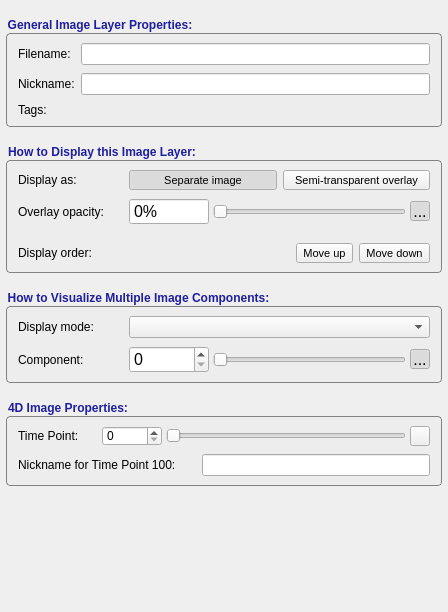
This is GUI/Qt/Components/GeneralLayerInspector.ui in pyushkevich/itksnap as Qt 5 draws it before an edit. The edited form follows.
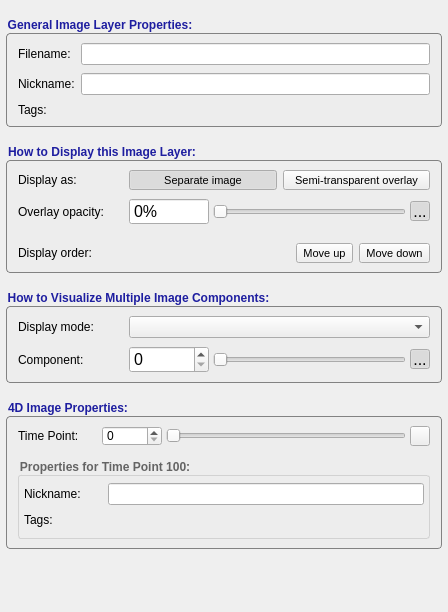
This is the edited form. Icons and pictures are not drawn. Custom widgets are drawn as their Qt base class.

Commit message: czi-109: adjustment to ui

```diff
--- a/GUI/Qt/Components/GeneralLayerInspector.ui
+++ b/GUI/Qt/Components/GeneralLayerInspector.ui
@@ -647,26 +647,41 @@
        <number>6</number>
       </property>
       <property name="verticalSpacing">
-       <number>8</number>
+       <number>14</number>
       </property>
       <item row="1" column="1">
-       <widget class="QWidget" name="grpTPProperties" native="true">
+       <widget class="QGroupBox" name="grpTPProperties">
+        <property name="styleSheet">
+         <string notr="true">QGroupBox {
+	border: 1px solid rgb(210, 210, 210);
+	border-radius: 3px;
+}
+QGroupBox::Title{
+	color: rgb(100, 100, 100)
+}</string>
+        </property>
+        <property name="title">
+         <string>Properties for Time Point 100:</string>
+        </property>
         <layout class="QGridLayout" name="gridLayout_5">
          <property name="leftMargin">
           <number>0</number>
          </property>
          <property name="topMargin">
-          <number>0</number>
+          <number>2</number>
          </property>
          <property name="rightMargin">
           <number>0</number>
          </property>
          <property name="bottomMargin">
-          <number>0</number>
+          <number>6</number>
          </property>
-         <property name="spacing">
+         <property name="horizontalSpacing">
           <number>4</number>
          </property>
+         <property name="verticalSpacing">
+          <number>8</number>
+         </property>
          <item row="0" column="1">
           <widget class="QLineEdit" name="inTPNickname"/>
          </item>
@@ -680,21 +695,31 @@
            </property>
            <property name="minimumSize">
             <size>
-             <width>180</width>
+             <width>80</width>
              <height>20</height>
             </size>
            </property>
            <property name="maximumSize">
             <size>
-             <width>210</width>
+             <width>80</width>
              <height>20</height>
             </size>
            </property>
            <property name="text">
-            <string>Nickname for Time Point 100:</string>
+            <string>Nickname:</string>
            </property>
           </widget>
          </item>
+         <item row="2" column="0">
+          <widget class="QLabel" name="lblTPTags">
+           <property name="text">
+            <string>Tags:</string>
+           </property>
+          </widget>
+         </item>
+         <item row="2" column="1">
+          <widget class="QWidget" name="TPTagsWidget" native="true"/>
+         </item>
         </layout>
        </widget>
       </item>
```
The commit also changes 1 other file.
